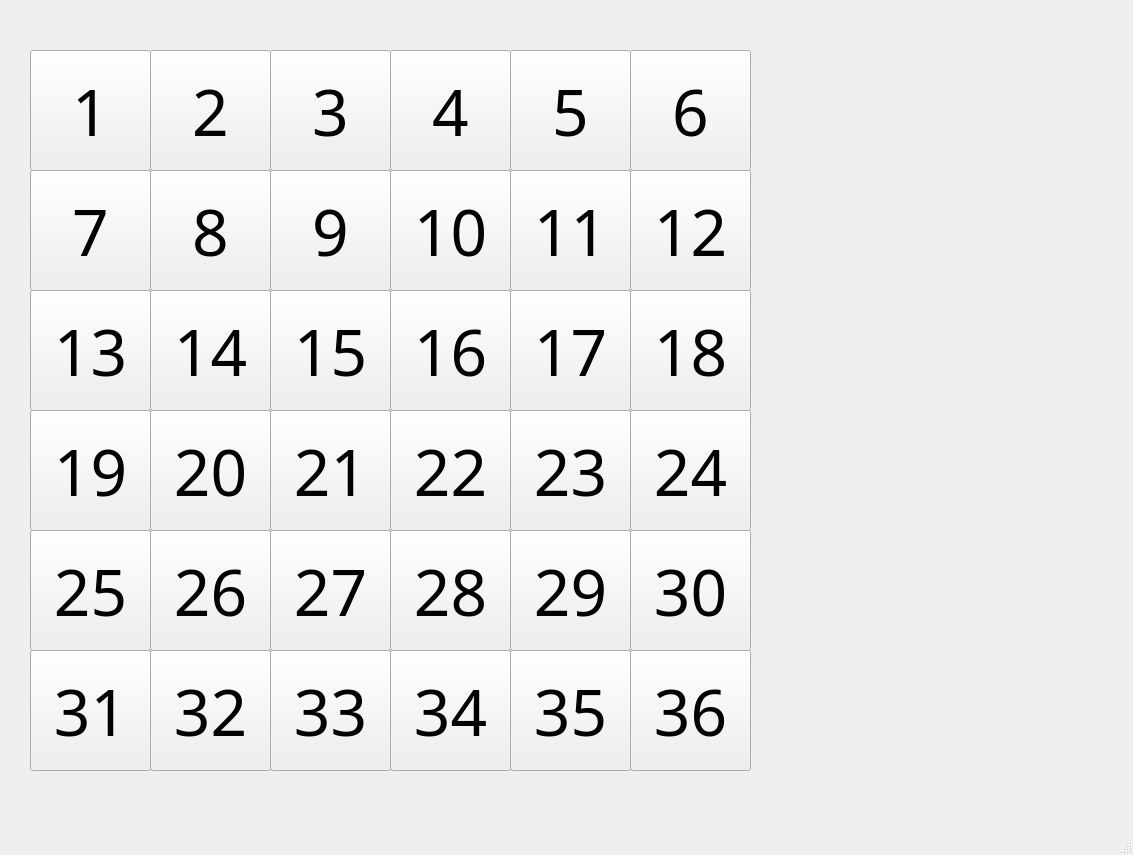
Before: the Qt Designer form src/MyGame/mainwindow.ui in scutll/Cpp_project_sgame, drawn with Qt 5.
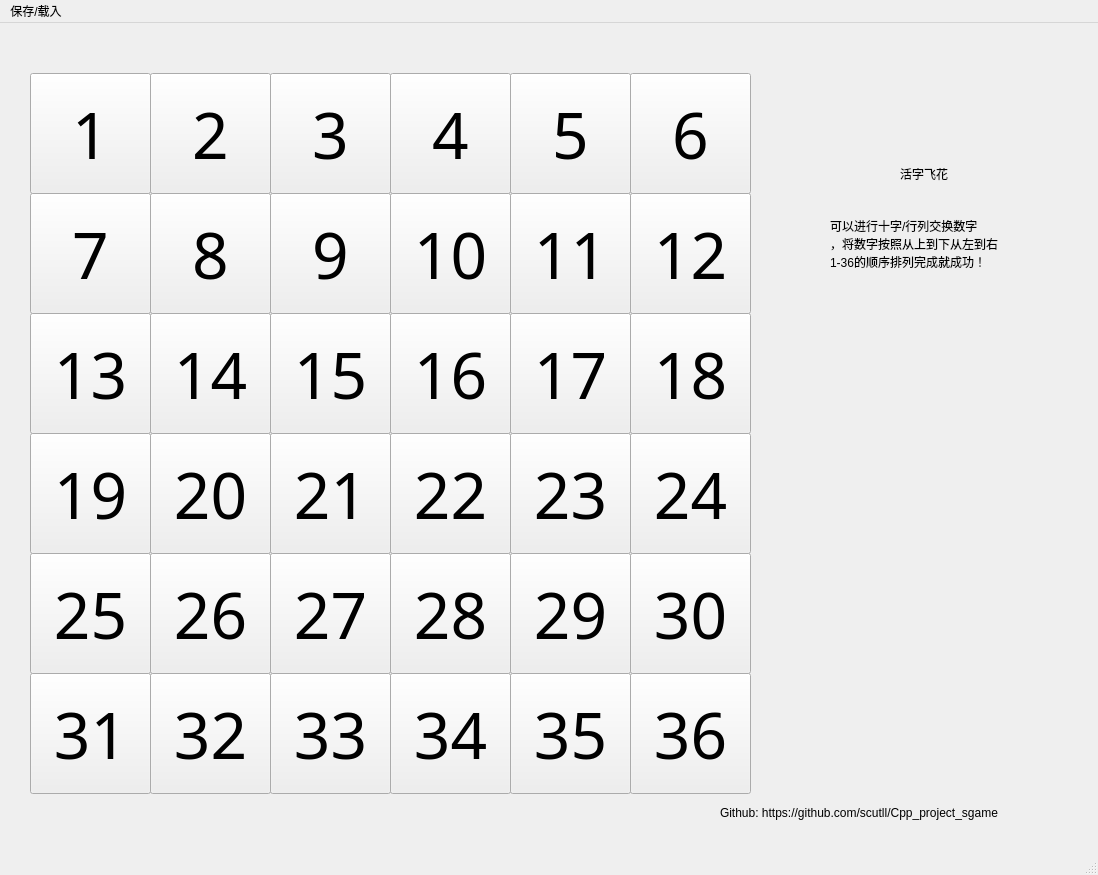
After: the same form once the commit is applied.

Commit message: 完成了保存和载入文件的功能，还有一些功能可以实现

```diff
--- a/src/MyGame/mainwindow.ui
+++ b/src/MyGame/mainwindow.ui
@@ -6,8 +6,8 @@
    <rect>
     <x>0</x>
     <y>0</y>
-    <width>1133</width>
-    <height>855</height>
+    <width>1098</width>
+    <height>875</height>
    </rect>
   </property>
   <property name="windowTitle">
@@ -698,16 +698,66 @@
      <string>32</string>
     </property>
    </widget>
+   <widget class="QLabel" name="label">
+    <property name="geometry">
+     <rect>
+      <x>900</x>
+      <y>130</y>
+      <width>71</width>
+      <height>41</height>
+     </rect>
+    </property>
+    <property name="text">
+     <string>活字飞花</string>
+    </property>
+   </widget>
+   <widget class="QLabel" name="label_2">
+    <property name="geometry">
+     <rect>
+      <x>830</x>
+      <y>70</y>
+      <width>241</width>
+      <height>301</height>
+     </rect>
+    </property>
+    <property name="text">
+     <string>可以进行十字/行列交换数字
+，将数字按照从上到下从左到右
+1-36的顺序排列完成就成功！</string>
+    </property>
+   </widget>
+   <widget class="QLabel" name="label_3">
+    <property name="geometry">
+     <rect>
+      <x>720</x>
+      <y>780</y>
+      <width>401</width>
+      <height>19</height>
+     </rect>
+    </property>
+    <property name="text">
+     <string>Github: https://github.com/scutll/Cpp_project_sgame</string>
+    </property>
+   </widget>
   </widget>
   <widget class="QMenuBar" name="menubar">
    <property name="geometry">
     <rect>
      <x>0</x>
      <y>0</y>
-     <width>1133</width>
+     <width>1098</width>
      <height>25</height>
     </rect>
    </property>
+   <widget class="QMenu" name="menu">
+    <property name="title">
+     <string>保存/载入</string>
+    </property>
+    <addaction name="save_game"/>
+    <addaction name="load_game"/>
+    <addaction name="separator"/>
+   </widget>
+   <addaction name="menu"/>
   </widget>
   <widget class="QStatusBar" name="statusbar"/>
  </widget>
```
Left out of the diff: 16 changed lines with no effect on the pictures. The commit also changes 7 other files.
